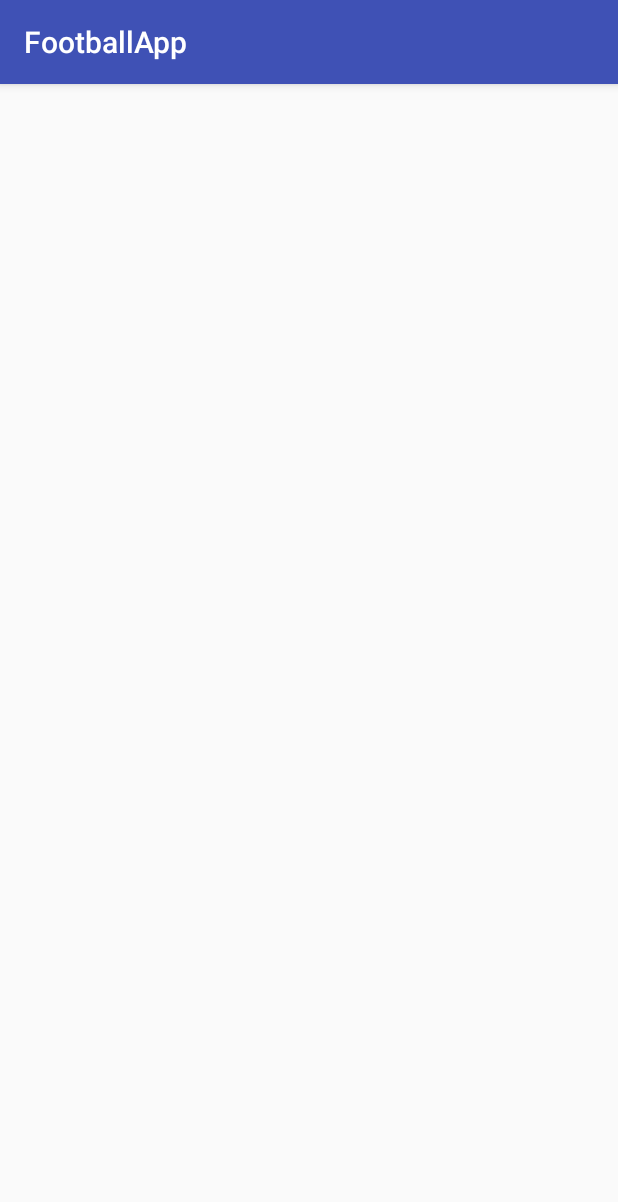
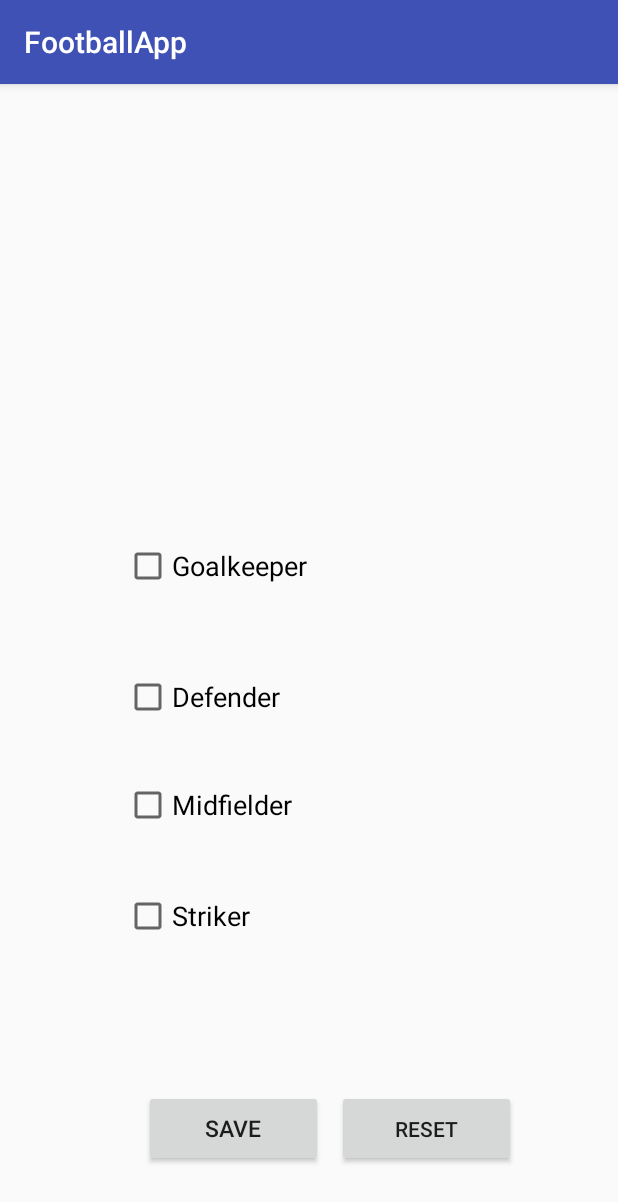
Before and after one commit to JakobWeiler/FootballApp, an Android app: the ProfileActivity screen opened directly, with no data from a screen before it, on a phone screen of 412 x 824 dp. Shown: the top 1202 px of the screen. Run offline under Robolectric (Android 15) with nearby library versions, the phone set to English and light mode, and no system bars.

Commit message:
Added some Activities

```diff
--- a/app/build.gradle
+++ b/app/build.gradle
@@ -10,6 +10,7 @@ android {
         versionCode 1
         versionName "1.0"
         testInstrumentationRunner "android.support.test.runner.AndroidJUnitRunner"
+        vectorDrawables.useSupportLibrary = true
     }
     buildTypes {
         release {
@@ -26,5 +27,8 @@ dependencies {
     })
     compile 'com.android.support:appcompat-v7:25.2.0'
     compile 'com.android.support.constraint:constraint-layout:1.0.2'
+    compile 'com.android.support:design:25.2.0'
+    compile 'com.android.support:support-vector-drawable:25.2.0'
+    compile 'com.android.support:support-v4:25.2.0'
     testCompile 'junit:junit:4.12'
 }
--- a/app/src/main/AndroidManifest.xml
+++ b/app/src/main/AndroidManifest.xml
@@ -9,14 +9,17 @@
         android:roundIcon="@mipmap/ic_launcher_round"
         android:supportsRtl="true"
         android:theme="@style/AppTheme">
-        <activity android:name=".pkgMisc.MainActivity">
+        <activity android:name=".pkgGUI.LoginActivity">
             <intent-filter>
                 <action android:name="android.intent.action.MAIN" />
 
                 <category android:name="android.intent.category.LAUNCHER" />
             </intent-filter>
         </activity>
-        <activity android:name=".pkgGUI.RemovePlayerGUI"></activity>
+        <activity android:name=".pkgGUI.StatisticActivity" />
+        <activity android:name=".pkgGUI.MatchActivity" />
+        <activity android:name=".pkgGUI.MainActivity" />
+        <activity android:name=".pkgGUI.ProfileActivity" />
     </application>
 
 </manifest>
--- a/app/src/main/java/at/footballapp/captainandroid/footballapp/pkgGUI/RemovePlayerGUI.java
+++ b/app/src/main/java/at/footballapp/captainandroid/footballapp/pkgGUI/ProfileActivity.java
@@ -2,14 +2,21 @@ package at.footballapp.captainandroid.footballapp.pkgGUI;
 
 import android.support.v7.app.AppCompatActivity;
 import android.os.Bundle;
+import android.view.View;
 
 import at.footballapp.captainandroid.footballapp.R;
 
-public class RemovePlayerGUI extends AppCompatActivity {
+public class ProfileActivity extends AppCompatActivity {
 
     @Override
     protected void onCreate(Bundle savedInstanceState) {
         super.onCreate(savedInstanceState);
-        setContentView(R.layout.activity_remove_player_gui2);
+        setContentView(R.layout.activity_profile);
+    }
+
+    public void onBtnSave(View view) {
+    }
+
+    public void onBtnReset(View view) {
     }
 }
--- /dev/null
+++ b/app/src/main/res/layout/activity_profile.xml
@@ -0,0 +1,97 @@
+<?xml version="1.0" encoding="utf-8"?>
+<android.support.constraint.ConstraintLayout xmlns:android="http://schemas.android.com/apk/res/android"
+    xmlns:app="http://schemas.android.com/apk/res-auto"
+    xmlns:tools="http://schemas.android.com/tools"
+    android:layout_width="match_parent"
+    android:layout_height="match_parent"
+    app:layout_behavior="@string/appbar_scrolling_view_behavior"
+    tools:context="at.footballapp.captainandroid.footballapp.pkgGUI.ProfileActivity">
+
+    <Button
+        android:id="@+id/btnSave"
+        android:layout_width="119dp"
+        android:layout_height="51dp"
+        android:layout_marginBottom="46dp"
+        android:layout_marginLeft="8dp"
+        android:layout_marginRight="8dp"
+        android:onClick="onBtnSave"
+        android:text="@string/Save"
+        android:textAppearance="@style/TextAppearance.AppCompat.Button"
+        android:textSize="15sp"
+        app:layout_constraintBottom_toBottomOf="parent"
+        app:layout_constraintHorizontal_bias="0.983"
+        app:layout_constraintLeft_toLeftOf="parent"
+        app:layout_constraintRight_toLeftOf="@+id/button2" />
+
+    <Button
+        android:id="@+id/button2"
+        android:layout_width="119dp"
+        android:layout_height="51dp"
+        android:layout_marginBottom="46dp"
+        android:layout_marginRight="68dp"
+        android:onClick="onBtnReset"
+        android:text="@string/Reset"
+        app:layout_constraintBottom_toBottomOf="parent"
+        app:layout_constraintRight_toRightOf="parent" />
+
+    <CheckBox
+        android:id="@+id/cbGoalkeeper"
+        android:layout_width="247dp"
+        android:layout_height="60dp"
+        android:text="@string/Goalkeeper"
+        android:textSize="18sp"
+        android:layout_marginLeft="8dp"
+        app:layout_constraintLeft_toLeftOf="parent"
+        android:layout_marginRight="8dp"
+        app:layout_constraintRight_toRightOf="parent"
+        app:layout_constraintTop_toTopOf="parent"
+        android:layout_marginTop="8dp"
+        app:layout_constraintHorizontal_bias="0.504"
+        android:layout_marginBottom="8dp"
+        app:layout_constraintBottom_toTopOf="@+id/cbDefender"
+        app:layout_constraintVertical_bias="0.936" />
+
+    <CheckBox
+        android:id="@+id/cbDefender"
+        android:layout_width="247dp"
+        android:layout_height="60dp"
+        android:text="@string/Defender"
+        android:textSize="18sp"
+        android:layout_marginLeft="8dp"
+        app:layout_constraintLeft_toLeftOf="parent"
+        android:layout_marginRight="8dp"
+        app:layout_constraintRight_toRightOf="parent"
+        app:layout_constraintHorizontal_bias="0.504"
+        android:layout_marginBottom="12dp"
+        app:layout_constraintBottom_toTopOf="@+id/cbMidfielder" />
+
+    <CheckBox
+        android:id="@+id/cbMidfielder"
+        android:layout_width="247dp"
+        android:layout_height="60dp"
+        android:text="@string/Midfielder"
+        android:textSize="18sp"
+        android:layout_marginLeft="8dp"
+        app:layout_constraintLeft_toLeftOf="parent"
+        android:layout_marginRight="8dp"
+        app:layout_constraintRight_toRightOf="parent"
+        app:layout_constraintHorizontal_bias="0.504"
+        android:layout_marginBottom="14dp"
+        app:layout_constraintBottom_toTopOf="@+id/cbStriker" />
+
+    <CheckBox
+        android:id="@+id/cbStriker"
+        android:layout_width="247dp"
+        android:layout_height="60dp"
+        android:text="@string/Striker"
+        android:textSize="18sp"
+        android:layout_marginLeft="8dp"
+        app:layout_constraintLeft_toLeftOf="parent"
+        android:layout_marginRight="8dp"
+        app:layout_constraintRight_toRightOf="parent"
+        app:layout_constraintHorizontal_bias="0.504"
+        app:layout_constraintBottom_toBottomOf="parent"
+        android:layout_marginBottom="183dp" />
+
+
+</android.support.constraint.ConstraintLayout>
```
Also changed, not shown: app/src/main/java/at/footballapp/captainandroid/footballapp/pkgGUI/LoginActivity.java (added, +23 -0 lines), app/src/main/java/at/footballapp/captainandroid/footballapp/pkgGUI/MainActivity.java (added, +19 -0 lines), app/src/main/java/at/footballapp/captainandroid/footballapp/pkgGUI/MatchActivity.java (renamed from app/src/main/java/at/footballapp/captainandroid/footballapp/pkgMisc/MainActivity.java, +3 -5 lines), app/src/main/java/at/footballapp/captainandroid/footballapp/pkgGUI/StatisticActivity.java (added, +19 -0 lines), app/src/main/res/drawable/ic_dashboard_black_24dp.xml (added, +9 -0 lines), app/src/main/res/drawable/ic_home_black_24dp.xml (added, +9 -0 lines), app/src/main/res/drawable/ic_info_black_24dp.xml (added, +9 -0 lines), app/src/main/res/drawable/ic_notifications_black_24dp.xml (added, +9 -0 lines), app/src/main/res/drawable/ic_sync_black_24dp.xml (added, +9 -0 lines), app/src/main/res/layout/activity_login.xml (added, +86 -0 lines), app/src/main/res/layout/activity_main.xml (+39 -6 lines), app/src/main/res/layout/activity_match.xml (added, +91 -0 lines), app/src/main/res/layout/activity_statistic.xml (added, +47 -0 lines), app/src/main/res/values/strings.xml (+93 -0 lines), 1 more files, 1 other file.
